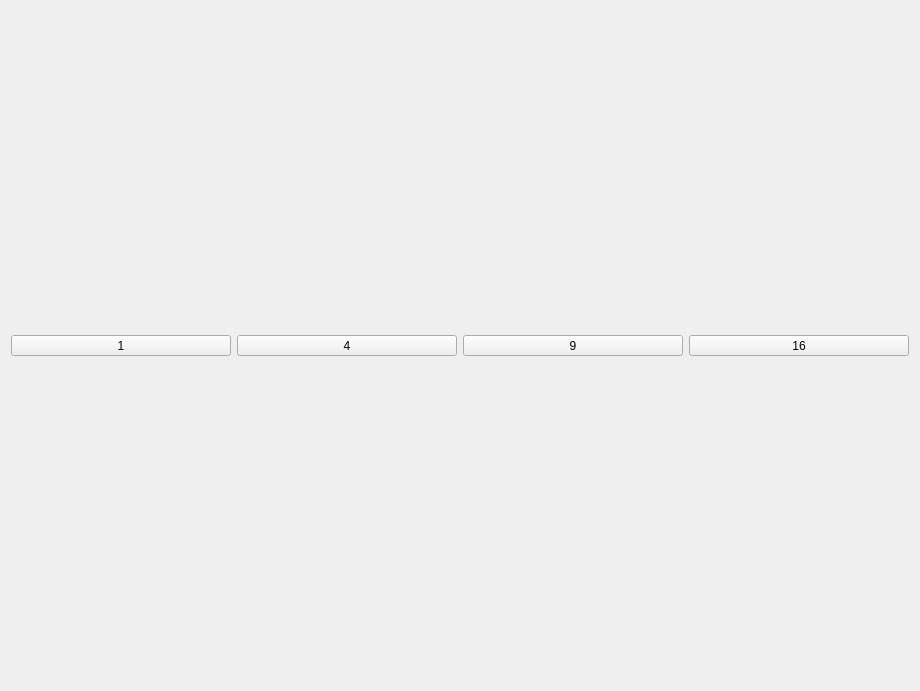
First picture: the form in player/mainwindow.ui, repository dyhgo/Horus, before the edit.
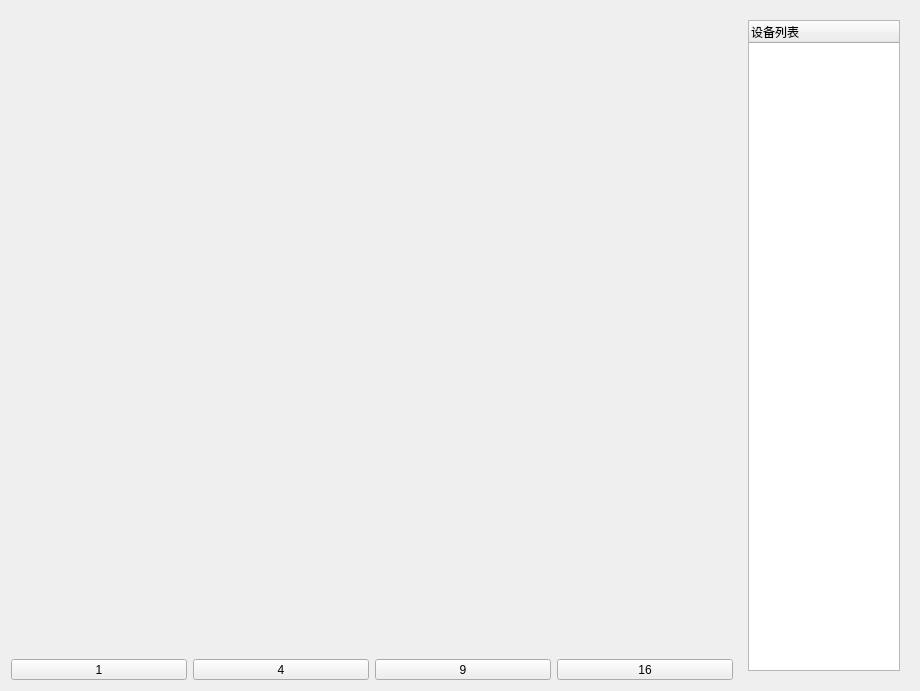
Second picture: the form after the edit.

What changed in the file:
```diff
--- a/player/mainwindow.ui
+++ b/player/mainwindow.ui
@@ -16,12 +16,37 @@
   <property name="windowTitle">
    <string>MainWindow</string>
   </property>
-  <layout class="QGridLayout" name="gridLayout_3">
-   <item row="0" column="0">
     <layout class="QGridLayout" name="gridLayout_2">
      <item row="0" column="0">
       <layout class="QGridLayout" name="gridLayout"/>
      </item>
+   <item row="0" column="1" rowspan="2">
+    <widget class="QWidget" name="widgetDevice" native="true">
+     <property name="minimumSize">
+      <size>
+       <width>170</width>
+       <height>0</height>
+      </size>
+     </property>
+     <property name="maximumSize">
+      <size>
+       <width>170</width>
+       <height>16777215</height>
+      </size>
+     </property>
+     <layout class="QVBoxLayout" name="verticalLayout">
+      <item>
+       <widget class="QTreeWidget" name="treeDevices">
+        <column>
+         <property name="text">
+          <string>设备列表</string>
+         </property>
+        </column>
+       </widget>
+      </item>
+     </layout>
+    </widget>
+   </item>
      <item row="1" column="0">
       <layout class="QHBoxLayout" name="horizontalLayout">
        <item>
@@ -75,8 +100,6 @@
           <string>16</string>
          </property>
         </widget>
-       </item>
-      </layout>
      </item>
     </layout>
    </item>
```
Lines whose indentation alone changed are shown as unchanged.
